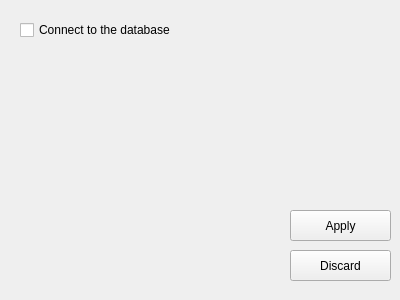
This is settings_widget.ui in 5hp1k/CapybaraAppraiser as Qt 5 draws it before an edit. The edited form follows.
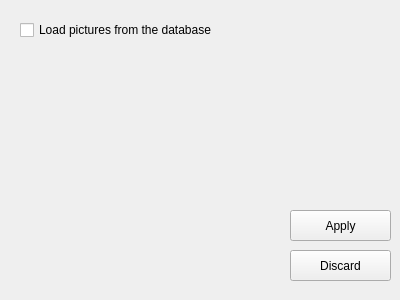
This is the edited form.

Diff of the .ui file:
```diff
--- a/settings_widget.ui
+++ b/settings_widget.ui
@@ -23,7 +23,7 @@
     </rect>
    </property>
    <property name="text">
-    <string>Connect to the database</string>
+    <string>Load pictures from the database</string>
    </property>
   </widget>
   <widget class="QPushButton" name="applyButton">
```
